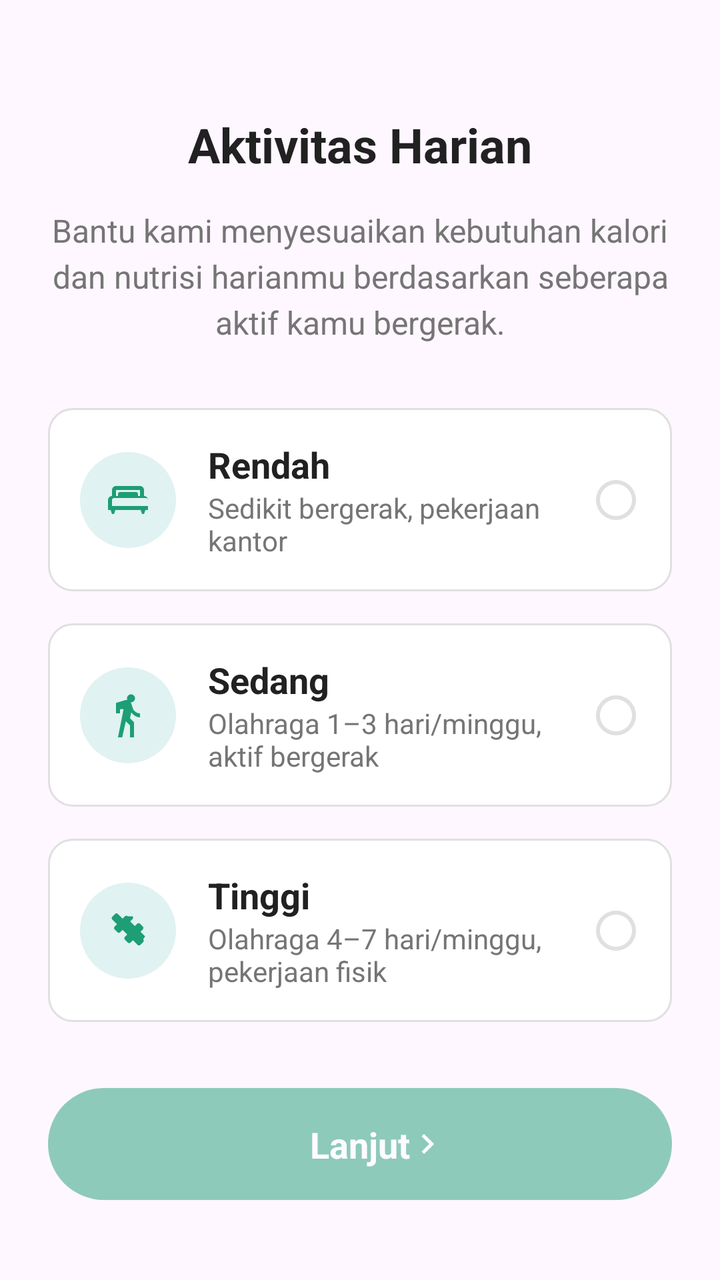
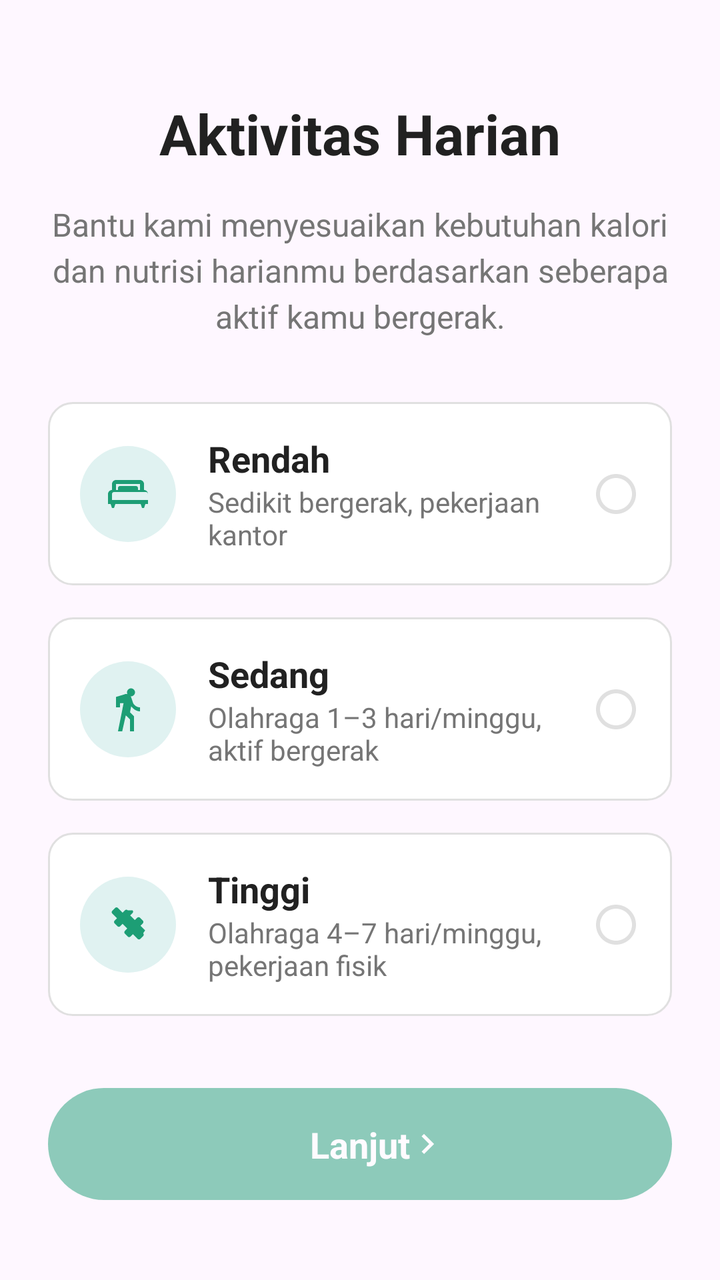

Two renders of the same Android screen: before a commit and after it. Below are the layout's source before the change and the commit's diff.
<!-- AndroidManifest.xml: application theme Theme.SmartBite -->
<!-- res/layout/fragment_onboarding_activity_level.xml -->
<?xml version="1.0" encoding="utf-8"?>
<androidx.constraintlayout.widget.ConstraintLayout xmlns:android="http://schemas.android.com/apk/res/android"
    xmlns:app="http://schemas.android.com/apk/res-auto"
    xmlns:tools="http://schemas.android.com/tools"
    android:layout_width="match_parent"
    android:layout_height="match_parent"
    android:padding="24dp">

    <TextView
        android:id="@+id/tv_title"
        android:layout_width="match_parent"
        android:layout_height="wrap_content"
        android:layout_marginTop="32dp"
        android:gravity="center"
        android:text="Aktivitas Harian"
        android:textColor="@color/text_primary"
        android:textSize="24sp"
        android:textStyle="bold"
        app:layout_constraintTop_toTopOf="parent" />

    <TextView
        android:id="@+id/tv_subtitle"
        android:layout_width="match_parent"
        android:layout_height="wrap_content"
        android:layout_marginTop="16dp"
        android:gravity="center"
        android:lineSpacingExtra="4sp"
        android:text="Bantu kami menyesuaikan kebutuhan kalori dan nutrisi harianmu berdasarkan seberapa aktif kamu bergerak."
        android:textColor="@color/text_secondary"
        android:textSize="16sp"
        app:layout_constraintTop_toBottomOf="@id/tv_title" />

    <LinearLayout
        android:id="@+id/ll_activity_options"
        android:layout_width="match_parent"
        android:layout_height="wrap_content"
        android:layout_marginTop="32dp"
        android:orientation="vertical"
        app:layout_constraintTop_toBottomOf="@id/tv_subtitle">

        
        <androidx.constraintlayout.widget.ConstraintLayout
            android:id="@+id/btn_low"
            android:layout_width="match_parent"
            android:layout_height="wrap_content"
            android:layout_marginBottom="16dp"
            android:background="@drawable/bg_gender_card_unselected"
            android:clickable="true"
            android:focusable="true"
            android:padding="16dp">

            <View
                android:id="@+id/v_icon_bg_low"
                android:layout_width="48dp"
                android:layout_height="48dp"
                android:background="@drawable/bg_icon_circle_green"
                app:layout_constraintBottom_toBottomOf="parent"
                app:layout_constraintStart_toStartOf="parent"
                app:layout_constraintTop_toTopOf="parent" />

            <ImageView
                android:layout_width="24dp"
                android:layout_height="24dp"
                android:src="@drawable/ic_sofa"
                app:layout_constraintBottom_toBottomOf="@id/v_icon_bg_low"
                app:layout_constraintEnd_toEndOf="@id/v_icon_bg_low"
                app:layout_constraintStart_toStartOf="@id/v_icon_bg_low"
                app:layout_constraintTop_toTopOf="@id/v_icon_bg_low" />

            <TextView
                android:id="@+id/tv_low_title"
                android:layout_width="0dp"
                android:layout_height="wrap_content"
                android:layout_marginStart="16dp"
                android:text="Rendah"
                android:textColor="@color/text_primary"
                android:textSize="18sp"
                android:textStyle="bold"
                app:layout_constraintEnd_toStartOf="@+id/iv_check_low"
                app:layout_constraintStart_toEndOf="@id/v_icon_bg_low"
                app:layout_constraintTop_toTopOf="parent" />

            <TextView
                android:layout_width="0dp"
                android:layout_height="wrap_content"
                android:text="Sedikit bergerak, pekerjaan kantor"
                android:textColor="@color/text_secondary"
                android:textSize="14sp"
                app:layout_constraintEnd_toEndOf="@id/tv_low_title"
                app:layout_constraintStart_toStartOf="@id/tv_low_title"
                app:layout_constraintTop_toBottomOf="@id/tv_low_title" />

            <ImageView
                android:id="@+id/iv_check_low"
                android:layout_width="24dp"
                android:layout_height="24dp"
                android:src="@drawable/ic_check_circle_outline"
                app:layout_constraintBottom_toBottomOf="parent"
                app:layout_constraintEnd_toEndOf="parent"
                app:layout_constraintTop_toTopOf="parent" />
        </androidx.constraintlayout.widget.ConstraintLayout>

        
        <androidx.constraintlayout.widget.ConstraintLayout
            android:id="@+id/btn_medium"
            android:layout_width="match_parent"
            android:layout_height="wrap_content"
            android:layout_marginBottom="16dp"
            android:background="@drawable/bg_gender_card_unselected"
            android:clickable="true"
            android:focusable="true"
            android:padding="16dp">

            <View
                android:id="@+id/v_icon_bg_medium"
                android:layout_width="48dp"
                android:layout_height="48dp"
                android:background="@drawable/bg_icon_circle_green"
                app:layout_constraintBottom_toBottomOf="parent"
                app:layout_constraintStart_toStartOf="parent"
                app:layout_constraintTop_toTopOf="parent" />

            <ImageView
                android:layout_width="24dp"
                android:layout_height="24dp"
                android:src="@drawable/ic_walk"
                app:layout_constraintBottom_toBottomOf="@id/v_icon_bg_medium"
                app:layout_constraintEnd_toEndOf="@id/v_icon_bg_medium"
                app:layout_constraintStart_toStartOf="@id/v_icon_bg_medium"
                app:layout_constraintTop_toTopOf="@id/v_icon_bg_medium" />

            <TextView
                android:id="@+id/tv_medium_title"
                android:layout_width="0dp"
                android:layout_height="wrap_content"
                android:layout_marginStart="16dp"
                android:text="Sedang"
                android:textColor="@color/text_primary"
                android:textSize="18sp"
                android:textStyle="bold"
                app:layout_constraintEnd_toStartOf="@+id/iv_check_medium"
                app:layout_constraintStart_toEndOf="@id/v_icon_bg_medium"
                app:layout_constraintTop_toTopOf="parent" />

            <TextView
                android:layout_width="0dp"
                android:layout_height="wrap_content"
                android:text="Olahraga 1–3 hari/minggu, aktif bergerak"
                android:textColor="@color/text_secondary"
                android:textSize="14sp"
                app:layout_constraintEnd_toEndOf="@id/tv_medium_title"
                app:layout_constraintStart_toStartOf="@id/tv_medium_title"
                app:layout_constraintTop_toBottomOf="@id/tv_medium_title" />

            <ImageView
                android:id="@+id/iv_check_medium"
                android:layout_width="24dp"
                android:layout_height="24dp"
                android:src="@drawable/ic_check_circle_outline"
                app:layout_constraintBottom_toBottomOf="parent"
                app:layout_constraintEnd_toEndOf="parent"
                app:layout_constraintTop_toTopOf="parent" />
        </androidx.constraintlayout.widget.ConstraintLayout>

        
        <androidx.constraintlayout.widget.ConstraintLayout
            android:id="@+id/btn_high"
            android:layout_width="match_parent"
            android:layout_height="wrap_content"
            android:layout_marginBottom="16dp"
            android:background="@drawable/bg_gender_card_unselected"
            android:clickable="true"
            android:focusable="true"
            android:padding="16dp">

            <View
                android:id="@+id/v_icon_bg_high"
                android:layout_width="48dp"
                android:layout_height="48dp"
                android:background="@drawable/bg_icon_circle_green"
                app:layout_constraintBottom_toBottomOf="parent"
                app:layout_constraintStart_toStartOf="parent"
                app:layout_constraintTop_toTopOf="parent" />

            <ImageView
                android:layout_width="24dp"
                android:layout_height="24dp"
                android:src="@drawable/ic_fitness"
                app:layout_constraintBottom_toBottomOf="@id/v_icon_bg_high"
                app:layout_constraintEnd_toEndOf="@id/v_icon_bg_high"
                app:layout_constraintStart_toStartOf="@id/v_icon_bg_high"
                app:layout_constraintTop_toTopOf="@id/v_icon_bg_high" />

            <TextView
                android:id="@+id/tv_high_title"
                android:layout_width="0dp"
                android:layout_height="wrap_content"
                android:layout_marginStart="16dp"
                android:text="Tinggi"
                android:textColor="@color/text_primary"
                android:textSize="18sp"
                android:textStyle="bold"
                app:layout_constraintEnd_toStartOf="@+id/iv_check_high"
                app:layout_constraintStart_toEndOf="@id/v_icon_bg_high"
                app:layout_constraintTop_toTopOf="parent" />

            <TextView
                android:layout_width="0dp"
                android:layout_height="wrap_content"
                android:text="Olahraga 4–7 hari/minggu, pekerjaan fisik"
                android:textColor="@color/text_secondary"
                android:textSize="14sp"
                app:layout_constraintEnd_toEndOf="@id/tv_high_title"
                app:layout_constraintStart_toStartOf="@id/tv_high_title"
                app:layout_constraintTop_toBottomOf="@id/tv_high_title" />

            <ImageView
                android:id="@+id/iv_check_high"
                android:layout_width="24dp"
                android:layout_height="24dp"
                android:src="@drawable/ic_check_circle_outline"
                app:layout_constraintBottom_toBottomOf="parent"
                app:layout_constraintEnd_toEndOf="parent"
                app:layout_constraintTop_toTopOf="parent" />
        </androidx.constraintlayout.widget.ConstraintLayout>

    </LinearLayout>

    <androidx.constraintlayout.widget.ConstraintLayout
        android:id="@+id/btn_next"
        android:layout_width="match_parent"
        android:layout_height="56dp"
        android:layout_marginBottom="16dp"
        android:background="@drawable/onboarding_button_bg"
        android:alpha="0.5"
        android:clickable="false"
        android:focusable="false"
        app:layout_constraintBottom_toBottomOf="parent">

        <TextView
            android:layout_width="wrap_content"
            android:layout_height="wrap_content"
            android:text="Lanjut"
            android:textColor="@color/white"
            android:textSize="18sp"
            android:textStyle="bold"
            app:layout_constraintBottom_toBottomOf="parent"
            app:layout_constraintEnd_toEndOf="parent"
            app:layout_constraintStart_toStartOf="parent"
            app:layout_constraintTop_toTopOf="parent" />

        <ImageView
            android:layout_width="20dp"
            android:layout_height="20dp"
            android:layout_marginStart="8dp"
            android:src="@drawable/ic_chevron_right"
            app:layout_constraintBottom_toBottomOf="parent"
            app:layout_constraintStart_toEndOf="@id/guideline_center"
            app:layout_constraintTop_toTopOf="parent"
            app:tint="@color/white" />

        <androidx.constraintlayout.widget.Guideline
            android:id="@+id/guideline_center"
            android:layout_width="wrap_content"
            android:layout_height="wrap_content"
            android:orientation="vertical"
            app:layout_constraintGuide_percent="0.55" />

    </androidx.constraintlayout.widget.ConstraintLayout>

</androidx.constraintlayout.widget.ConstraintLayout>
<!-- resources referenced by this layout -->
<resources>
  <color name="text_primary">#212121</color>
  <color name="text_secondary">#757575</color>
  <color name="white">#FFFFFFFF</color>
  <!-- drawable bg_gender_card_unselected (drawable) -->
  <?xml version="1.0" encoding="utf-8"?>
  <shape xmlns:android="http://schemas.android.com/apk/res/android">
      <solid android:color="@color/white" />
      <corners android:radius="12dp" />
      <stroke android:width="1dp" android:color="#E0E0E0" />
  </shape>
  <!-- drawable bg_icon_circle_green (drawable) -->
  <?xml version="1.0" encoding="utf-8"?>
  <shape xmlns:android="http://schemas.android.com/apk/res/android"
      android:shape="oval">
      <solid android:color="#E0F2F1" />
  </shape>
  <!-- drawable ic_check_circle_outline (drawable) -->
  <vector xmlns:android="http://schemas.android.com/apk/res/android"
      android:width="24dp"
      android:height="24dp"
      android:viewportWidth="24"
      android:viewportHeight="24">
      <path
          android:fillColor="#E0E0E0"
          android:pathData="M12,2C6.48,2 2,6.48 2,12s4.48,10 10,10 10,-4.48 10,-10S17.52,2 12,2zM12,20c-4.42,0 -8,-3.58 -8,-8s3.58,-8 8,-8 8,3.58 8,8 -3.58,8 -8,8z"/>
  </vector>
  <!-- drawable ic_chevron_right (drawable) -->
  <?xml version="1.0" encoding="utf-8"?>
  <vector xmlns:android="http://schemas.android.com/apk/res/android"
      android:width="24dp"
      android:height="24dp"
      android:viewportWidth="24"
      android:viewportHeight="24">
      <path
          android:fillColor="#9E9E9E"
          android:pathData="M10,6L8.59,7.41L13.17,12l-4.58,4.59L10,18l6,-6z" />
  </vector>
  <!-- drawable ic_sofa (drawable) -->
  <vector xmlns:android="http://schemas.android.com/apk/res/android"
      android:width="24dp"
      android:height="24dp"
      android:viewportWidth="24"
      android:viewportHeight="24">
      <path
          android:fillColor="@color/ruler_text_custom"
          android:pathData="M20,10V7c0-1.1-0.9-2-2-2H6C4.9,5,4,5.9,4,7v3c-1.1,0-2,0.9-2,2v5h1.33L4,19h1l0.67-2h12.67l0.67,2h1l0.67-2H22v-5 C22,10.9,21.1,10,20,10z M6,7h12v3h-1V9c0-0.55-0.45-1-1-1H8C7.45,8,7,8.45,7,9v1H6V7z M20,15H4v-3c0-0.55,0.45-1,1-1h16 c0.55,0,1,0.45,1,1V15z"/>
  </vector>
  <!-- drawable ic_walk (drawable) -->
  <vector xmlns:android="http://schemas.android.com/apk/res/android"
      android:width="24dp"
      android:height="24dp"
      android:viewportWidth="24"
      android:viewportHeight="24">
      <path
          android:fillColor="@color/ruler_text_custom"
          android:pathData="M13.5,5.5c1.1,0 2,-0.9 2,-2s-0.9,-2 -2,-2 -2,0.9 -2,2 0.9,2 2,2zM9.8,8.9L7,23h2.1l1.8,-8l2.1,2v6h2V15.5L13,13.5l0.6,-3c1.2,1.5 2.7,2.5 4.4,2.5v-2c-1.5,0 -2.6,-0.8 -3.4,-2l-1,-3c-0.4,-1.1 -1.4,-1.7 -2.4,-1.7c-0.4,0 -0.8,0.1 -1.2,0.3L6,5.8V11h2V8.9l1.8,0z"/>
  </vector>
  <!-- drawable onboarding_button_bg (drawable) -->
  <?xml version="1.0" encoding="utf-8"?>
  <ripple xmlns:android="http://schemas.android.com/apk/res/android"
      android:color="#40FFFFFF">
      <item>
          <shape android:shape="rectangle">
              <solid android:color="@color/brand_green" />
              <corners android:radius="100dp" />
          </shape>
      </item>
  </ripple>
  <color name="ruler_text_custom">#1D9E75</color>
  <color name="brand_green">#1D9E75</color>
  <color name="purple_500">#3F7E03</color>
  <color name="teal_200">#FF03DAC5</color>
  <color name="black">#FF000000</color>
  <color name="nav_glow_green">#1A34A853</color>
  <color name="nav_active_green">#34A853</color>
  <!-- unchanged entries left out for length: 2 -->
</resources>

<!-- the commit's change to res/layout/fragment_onboarding_activity_level.xml (unified diff, before → after) -->
@@ -10,11 +10,11 @@
         android:id="@+id/tv_title"
         android:layout_width="match_parent"
         android:layout_height="wrap_content"
-        android:layout_marginTop="32dp"
+        android:layout_marginTop="24dp"
         android:gravity="center"
         android:text="Aktivitas Harian"
         android:textColor="@color/text_primary"
-        android:textSize="24sp"
+        android:textSize="28sp"
         android:textStyle="bold"
         app:layout_constraintTop_toTopOf="parent" />
 
